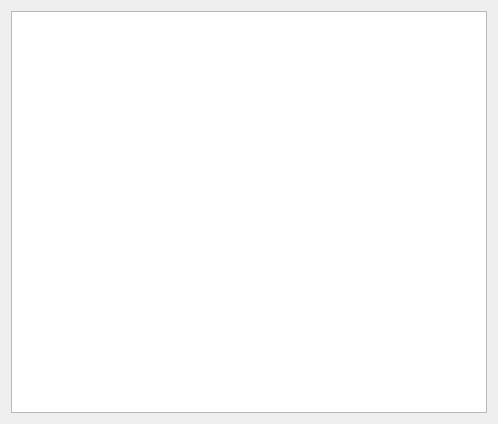
Qt form src/BlameWindow.ui (soramimi/Guitar) before a commit.
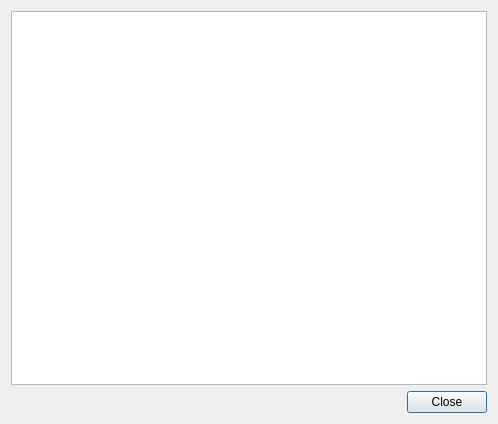
The same form after that commit.

Commit message: blame機能

Patch:
```diff
--- a/src/BlameWindow.ui
+++ b/src/BlameWindow.ui
@@ -36,6 +36,30 @@
      </attribute>
     </widget>
    </item>
+   <item>
+    <layout class="QHBoxLayout" name="horizontalLayout">
+     <item>
+      <spacer name="horizontalSpacer">
+       <property name="orientation">
+        <enum>Qt::Horizontal</enum>
+       </property>
+       <property name="sizeHint" stdset="0">
+        <size>
+         <width>40</width>
+         <height>20</height>
+        </size>
+       </property>
+      </spacer>
+     </item>
+     <item>
+      <widget class="QPushButton" name="pushButton">
+       <property name="text">
+        <string>Close</string>
+       </property>
+      </widget>
+     </item>
+    </layout>
+   </item>
   </layout>
  </widget>
  <resources/>
```
Left out of the diff: 19 changed lines with no effect on the pictures. The commit also changes 6 other files.
